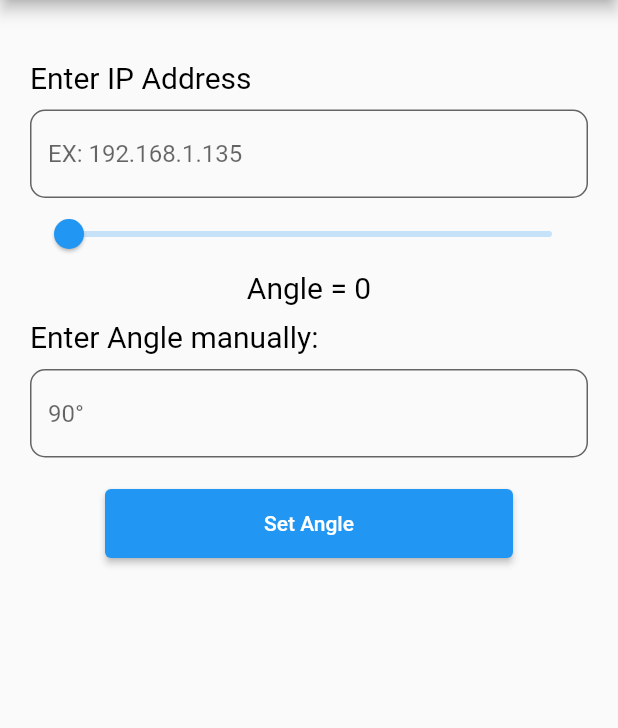
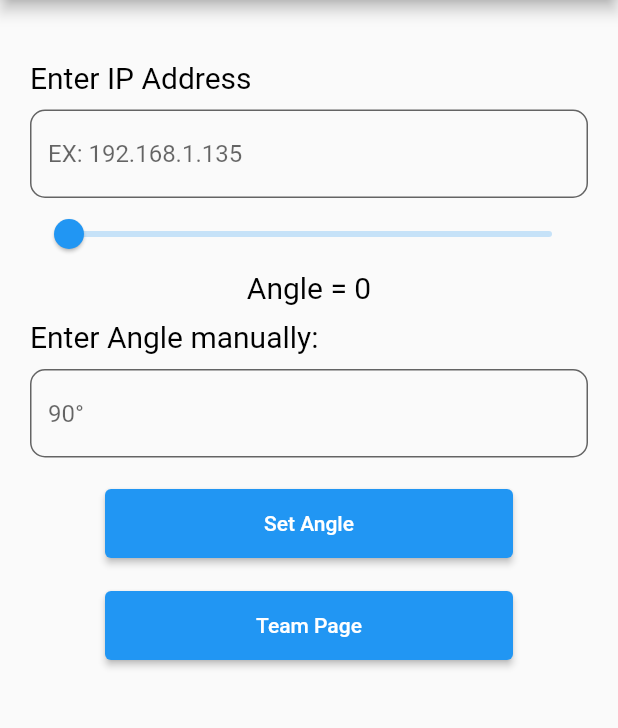
Before and after one commit to hossamgamal-1/servo_motor_control, a Flutter app: the screen it shows after launch, after a tap on "Set Angle", on a phone screen of 412 x 824 dp, the part 84-812 px from its top. Run offline on Flutter 3.47's test engine with Material 2 defaults, Android fonts, the phone set to English and light mode, and no system bars; our stand-ins replace dio, flutter_bloc, get_it; network calls fail.

Commit message:
simplifing layers and adding internet permission

```diff
--- a/lib/app/app_injection.dart
+++ b/lib/app/app_injection.dart
@@ -1,26 +1,12 @@
 import 'package:dio/dio.dart';
 import 'package:get_it/get_it.dart';
-import 'package:servo_web_server/data/web_service_repo.dart';
 
-import '../data/remote_data_base/web_services.dart';
+import '../data/web_services.dart';
 import '../presentation/app_cubit/app_cubit.dart';
 
 GetIt sL = GetIt.instance;
 void getInit() {
   sL.registerLazySingleton<Dio>(() => initDio());
   sL.registerLazySingleton<WebServices>(() => WebServices(sL<Dio>()));
-  sL.registerLazySingleton<WebServicesRepo>(
-      () => WebServicesRepo(sL<WebServices>()));
-  sL.registerLazySingleton<AppCubit>(() => AppCubit(sL<WebServicesRepo>()));
+  sL.registerLazySingleton<AppCubit>(() => AppCubit(sL<WebServices>()));
 }
-
-Dio initDio() {
-  Dio dio = Dio();
-  dio.interceptors.add(LogInterceptor(
-    request: true,
-    requestBody: true,
-    responseBody: true,
-    error: true,
-  ));
-  return dio;
-}
--- a/lib/data/web_service_repo.dart
+++ /dev/null
@@ -1,10 +0,0 @@
-import 'package:servo_web_server/data/remote_data_base/web_services.dart';
-
-class WebServicesRepo {
-  final WebServices _webServices;
-  WebServicesRepo(this._webServices);
-
-  Future<void> setServoAngle(String baseUrl, int angle) async {
-    return await _webServices.setServoAngle(baseUrl, angle);
-  }
-}
--- /dev/null
+++ b/lib/data/web_services.dart
@@ -0,0 +1,26 @@
+import 'package:dio/dio.dart';
+import 'package:flutter/material.dart';
+
+class WebServices {
+  WebServices(this._dio);
+  final Dio _dio;
+  Future<void> setServoAngle(String customBaseUrl, int angle) async {
+    try {
+      await _dio.get('http://$customBaseUrl/?value=$angle&');
+    } catch (e) {
+      debugPrint(e.toString());
+    }
+  }
+}
+
+Dio initDio() {
+  Dio dio = Dio();
+  dio.interceptors.add(LogInterceptor(
+    request: true,
+    requestBody: true,
+    responseBody: true,
+    error: true,
+  ));
+
+  return dio;
+}
--- a/lib/presentation/app_cubit/app_cubit.dart
+++ b/lib/presentation/app_cubit/app_cubit.dart
@@ -1,19 +1,19 @@
 import 'package:flutter/material.dart';
 import 'package:flutter_bloc/flutter_bloc.dart';
-import 'package:servo_web_server/data/web_service_repo.dart';
+
+import '../../data/web_services.dart';
 
 part 'app_state.dart';
 
 class AppCubit extends Cubit<AppState> {
-  AppCubit(this._webServicesRepo) : super(AppInitialState());
-  final WebServicesRepo _webServicesRepo;
+  AppCubit(this._webServices) : super(AppInitialState());
+  final WebServices _webServices;
   String _baseUrl = '';
   int _angle = 0;
   int get angle => _angle;
 
   void updateLocalBaseUrlValue(String newBaseUrl) {
     _baseUrl = newBaseUrl;
-    print(_baseUrl);
     emit(UiChangedState());
   }
 
@@ -25,7 +25,7 @@ class AppCubit extends Cubit<AppState> {
   void updateLocalServoAngleFromField(String newAngle) {
     int? localAngle = int.tryParse(newAngle);
     if (localAngle != null) {
-      if (localAngle < 180) {
+      if (localAngle <= 180) {
         _angle = int.tryParse(newAngle)!;
       }
     } else {
@@ -35,7 +35,6 @@ class AppCubit extends Cubit<AppState> {
   }
 
   Future<void> updateRemoteServoAngle() async {
-    print(_baseUrl);
-    await _webServicesRepo.setServoAngle(_baseUrl, _angle);
+    await _webServices.setServoAngle(_baseUrl, _angle);
   }
 }
--- a/lib/presentation/app_screen.dart
+++ b/lib/presentation/app_screen.dart
@@ -3,6 +3,7 @@ import 'package:flutter_bloc/flutter_bloc.dart';
 
 import '../app/app_injection.dart';
 import 'app_cubit/app_cubit.dart';
+import 'team_page.dart';
 
 class AppPage extends StatelessWidget {
   const AppPage({super.key});
@@ -37,7 +38,19 @@ class AppPage extends StatelessWidget {
                       onChanged: sL<AppCubit>().updateLocalServoAngleFromField,
                     ),
                     const SizedBox(height: 20),
-                    const SendDataButton(),
+                    CustomButton(
+                      onPressed: () async =>
+                          await sL<AppCubit>().updateRemoteServoAngle(),
+                      child: const Text('Set Angle'),
+                    ),
+                    const SizedBox(height: 20),
+                    CustomButton(
+                      onPressed: () => Navigator.push(context,
+                          MaterialPageRoute(builder: (context) {
+                        return const TeamPage();
+                      })),
+                      child: const Text('Team Page'),
+                    ),
                   ],
                 ),
               ),
@@ -74,16 +87,17 @@ class CustomSlider extends StatelessWidget {
   }
 }
 
-class SendDataButton extends StatelessWidget {
-  const SendDataButton({super.key});
-
+class CustomButton extends StatelessWidget {
+  const CustomButton({super.key, this.onPressed, required this.child});
+  final void Function()? onPressed;
+  final Widget child;
   @override
   Widget build(BuildContext context) {
     return Container(
       margin: const EdgeInsets.symmetric(horizontal: 50),
       child: ElevatedButton(
-        onPressed: () async => await sL<AppCubit>().updateRemoteServoAngle(),
-        child: const Text('Set Angle'),
+        onPressed: onPressed,
+        child: child,
       ),
     );
   }
```
Also changed, not shown: lib/data/remote_data_base/web_services.dart (deleted, +0 -12 lines), lib/presentation/team_page.dart (added, +56 -0 lines), pubspec.yaml (+1 -73 lines), lib/data/remote_data_base/web_services.g.dart (deleted), pubspec.lock, 1 other file.
